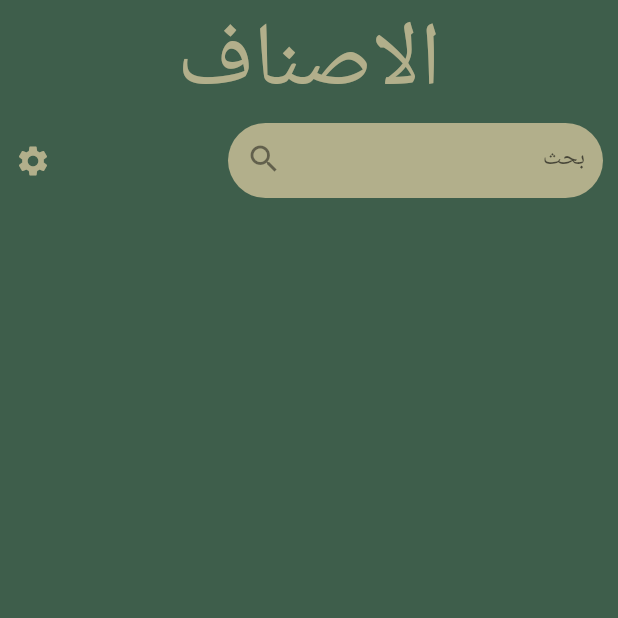
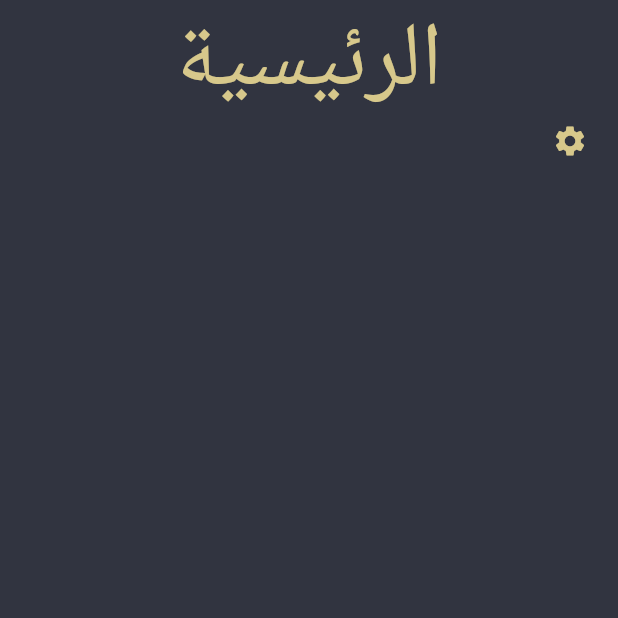
Before and after one commit to hasnaeOu/Flutter_Recipes, a Flutter app: the screen it shows after launch, on a phone screen of 412 x 824 dp, the top half of it. Run offline on Flutter 3.47's test engine with Material 2 defaults, Android fonts, the phone set to English and light mode, and no system bars; our stand-ins replace auto_animated, flutter_svg, google_fonts, marquee, sqflite; accounts and stored records are empty; Roboto replaces fonts that are missing (Cairo, Lalezar).

Commit message:
Update all project

```diff
--- a/lib/main.dart
+++ b/lib/main.dart
@@ -29,8 +29,8 @@ class MyApp extends StatelessWidget {
         title: 'Flutter Demo',
         theme: ThemeData(
           primarySwatch: Colors.blue,
-          primaryColor: MyColors.colors1[2],
-          accentColor: MyColors.colors1[4],
+          primaryColor: MyColors.colors1[0],
+          accentColor: MyColors.colors1[2],
           fontFamily: GoogleFonts.cairo().fontFamily,
           textTheme: TextTheme(
             title: TextStyle(color: Color(0XFF3E5E4B)),
--- a/lib/screens/homeScreen.dart
+++ b/lib/screens/homeScreen.dart
@@ -11,7 +11,7 @@ import 'package:recipes/utils/myNavigator.dart';
 class HomeScreen extends StatefulWidget {
   final String title;
 
-  const HomeScreen({Key key, this.title = 'الاصناف'}) : super(key: key);
+  const HomeScreen({Key key, this.title = 'الرئيسية'}) : super(key: key);
 
   @override
   _HomeScreenState createState() => _HomeScreenState();
@@ -58,32 +58,11 @@ class _HomeScreenState extends State<HomeScreen> {
                           color: Theme.of(context).accentColor)),
                 ),
                 Container(
-                  padding: EdgeInsets.symmetric(horizontal: 10.0),
+                  padding: EdgeInsets.symmetric(horizontal: 20.0),
                   width: double.maxFinite,
                   child: Row(
                     mainAxisAlignment: MainAxisAlignment.spaceBetween,
                     children: <Widget>[
-                      AnimatedContainer(
-                        width: 250,
-                        height: 50.0,
-                        duration: Duration(milliseconds: 500),
-                        decoration: BoxDecoration(
-                            color: Theme.of(context).accentColor,
-                            borderRadius: BorderRadius.all(
-                              Radius.circular(100.0),
-                            )),
-                        child: Padding(
-                          padding: const EdgeInsets.only(right: 12.0),
-                          child: TextField(
-                            textInputAction: TextInputAction.search,
-                            decoration: InputDecoration(
-                              border: InputBorder.none,
-                              hintText: 'بحث',
-                              suffixIcon: InkWell(child: Icon(Icons.search)),
-                            ),
-                          ),
-                        ),
-                      ),
                       Icon(
                         Icons.settings,
                         color: Theme.of(context).accentColor,
--- a/lib/utils/myColors.dart
+++ b/lib/utils/myColors.dart
@@ -2,9 +2,9 @@ import 'package:flutter/material.dart';
 
 class MyColors {
   static List<Color> colors1 = [
-    Color(0XFFE2524D),
-    Color(0XFFED6550),
-    Color(0XFF3E5E4B),
+    Color(0XFF313440),
+    Color(0XFFD0D4E8),
+    Color(0XFFD7C88B),
     Color(0XFF4DB596),
     Color(0XFFB2AF8B),
   ];
```
Also changed, not shown: lib/screens/categorieScreen.dart (+10 -30 lines), 1 other file.
